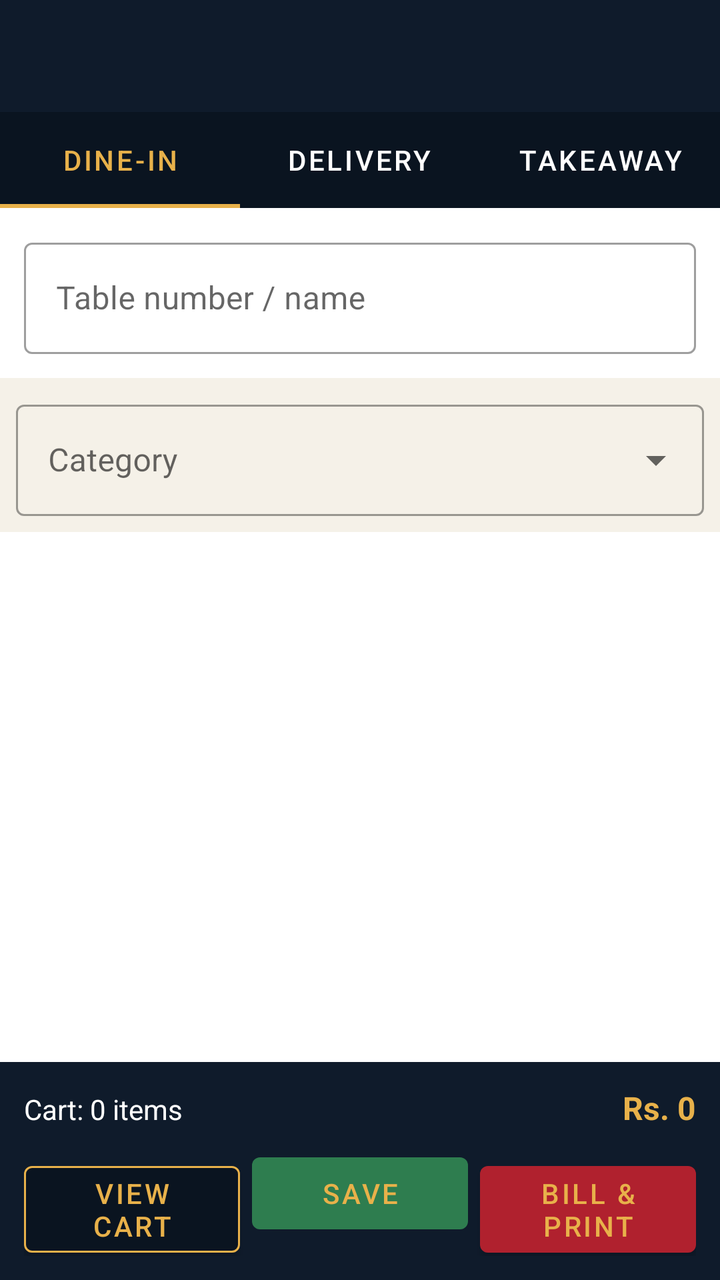
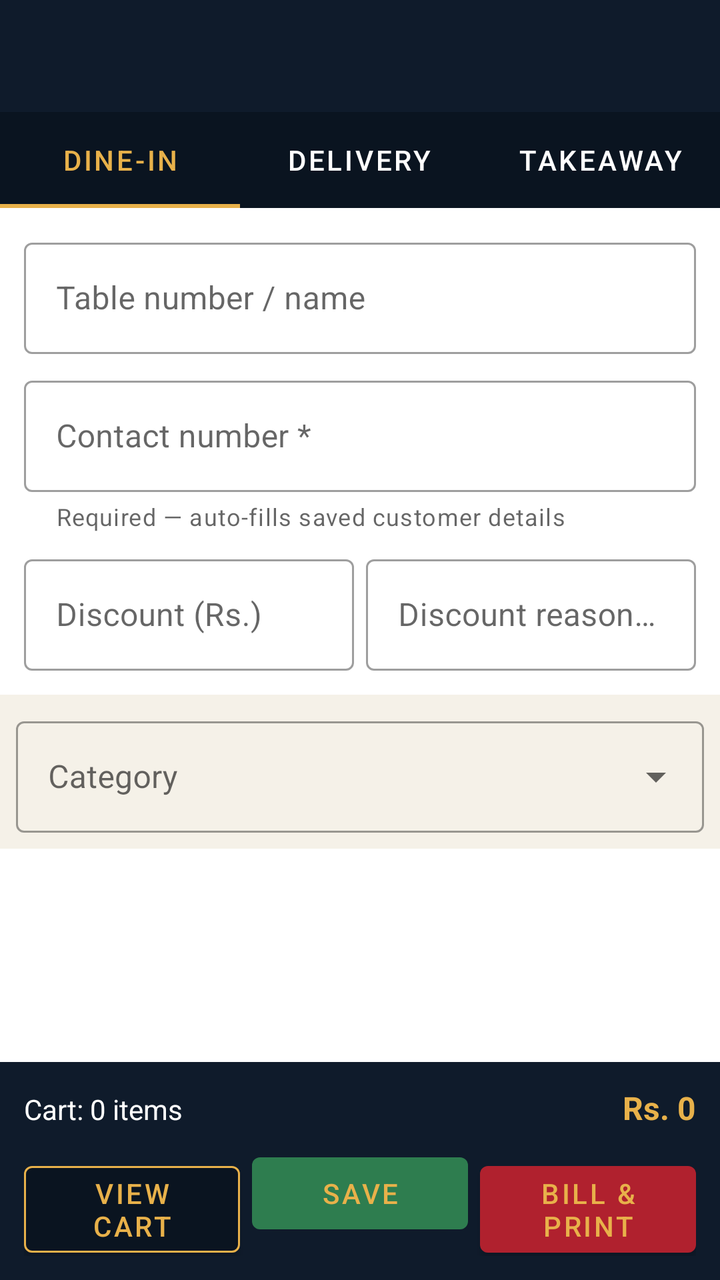

Before-and-after screenshots of an Android layout around one commit, followed by the original layout XML and the change that was made.
<!-- AndroidManifest.xml: application theme Theme.PizzaCafe -->
<!-- res/layout/activity_new_order.xml -->
<?xml version="1.0" encoding="utf-8"?>
<LinearLayout xmlns:android="http://schemas.android.com/apk/res/android"
    xmlns:app="http://schemas.android.com/apk/res-auto"
    android:layout_width="match_parent"
    android:layout_height="match_parent"
    android:orientation="vertical"
    android:background="@color/light_bg">

    <androidx.appcompat.widget.Toolbar
        android:id="@+id/toolbar"
        android:layout_width="match_parent"
        android:layout_height="?attr/actionBarSize"
        android:background="@color/navy"
        android:titleTextColor="@color/gold"
        android:title="New Order"/>

    <com.google.android.material.tabs.TabLayout
        android:id="@+id/tabOrderType"
        android:layout_width="match_parent"
        android:layout_height="wrap_content"
        app:tabBackground="@color/navy_dark"
        app:tabIndicatorColor="@color/gold"
        app:tabSelectedTextColor="@color/gold"
        app:tabTextColor="@color/white">

        <com.google.android.material.tabs.TabItem
            android:layout_width="wrap_content"
            android:layout_height="wrap_content"
            android:text="Dine-in"/>
        <com.google.android.material.tabs.TabItem
            android:layout_width="wrap_content"
            android:layout_height="wrap_content"
            android:text="Delivery"/>
        <com.google.android.material.tabs.TabItem
            android:layout_width="wrap_content"
            android:layout_height="wrap_content"
            android:text="Takeaway"/>
    </com.google.android.material.tabs.TabLayout>

    <LinearLayout
        android:id="@+id/detailsContainer"
        android:layout_width="match_parent"
        android:layout_height="wrap_content"
        android:orientation="vertical"
        android:background="@color/white"
        android:padding="12dp">

        
        <com.google.android.material.textfield.TextInputLayout
            android:id="@+id/layoutTable"
            style="@style/Widget.MaterialComponents.TextInputLayout.OutlinedBox"
            android:layout_width="match_parent"
            android:layout_height="wrap_content"
            android:hint="Table number / name">
            <com.google.android.material.textfield.TextInputEditText
                android:id="@+id/etTable"
                android:layout_width="match_parent"
                android:layout_height="wrap_content"
                android:inputType="text"/>
        </com.google.android.material.textfield.TextInputLayout>

        
        <com.google.android.material.textfield.TextInputLayout
            android:id="@+id/layoutName"
            style="@style/Widget.MaterialComponents.TextInputLayout.OutlinedBox"
            android:layout_width="match_parent"
            android:layout_height="wrap_content"
            android:layout_marginTop="8dp"
            android:hint="Customer name"
            android:visibility="gone">
            <com.google.android.material.textfield.TextInputEditText
                android:id="@+id/etName"
                android:layout_width="match_parent"
                android:layout_height="wrap_content"
                android:inputType="textPersonName"/>
        </com.google.android.material.textfield.TextInputLayout>

        <com.google.android.material.textfield.TextInputLayout
            android:id="@+id/layoutPhone"
            style="@style/Widget.MaterialComponents.TextInputLayout.OutlinedBox"
            android:layout_width="match_parent"
            android:layout_height="wrap_content"
            android:layout_marginTop="8dp"
            android:hint="Contact number"
            android:visibility="gone">
            <com.google.android.material.textfield.TextInputEditText
                android:id="@+id/etPhone"
                android:layout_width="match_parent"
                android:layout_height="wrap_content"
                android:inputType="phone"/>
        </com.google.android.material.textfield.TextInputLayout>

        <com.google.android.material.textfield.TextInputLayout
            android:id="@+id/layoutAddress"
            style="@style/Widget.MaterialComponents.TextInputLayout.OutlinedBox"
            android:layout_width="match_parent"
            android:layout_height="wrap_content"
            android:layout_marginTop="8dp"
            android:hint="Delivery address"
            android:visibility="gone">
            <com.google.android.material.textfield.TextInputEditText
                android:id="@+id/etAddress"
                android:layout_width="match_parent"
                android:layout_height="wrap_content"
                android:inputType="textPostalAddress"/>
        </com.google.android.material.textfield.TextInputLayout>

        <com.google.android.material.textfield.TextInputLayout
            android:id="@+id/layoutZone"
            style="@style/Widget.MaterialComponents.TextInputLayout.OutlinedBox.ExposedDropdownMenu"
            android:layout_width="match_parent"
            android:layout_height="wrap_content"
            android:layout_marginTop="8dp"
            android:hint="Delivery zone / charge"
            android:visibility="gone">
            <AutoCompleteTextView
                android:id="@+id/spZone"
                android:layout_width="match_parent"
                android:layout_height="wrap_content"
                android:inputType="none"/>
        </com.google.android.material.textfield.TextInputLayout>
    </LinearLayout>

    <com.google.android.material.textfield.TextInputLayout
        style="@style/Widget.MaterialComponents.TextInputLayout.OutlinedBox.ExposedDropdownMenu"
        android:layout_width="match_parent"
        android:layout_height="wrap_content"
        android:padding="8dp"
        android:hint="Category">
        <AutoCompleteTextView
            android:id="@+id/spCategory"
            android:layout_width="match_parent"
            android:layout_height="wrap_content"
            android:inputType="none"/>
    </com.google.android.material.textfield.TextInputLayout>

    <androidx.recyclerview.widget.RecyclerView
        android:id="@+id/rvMenu"
        android:layout_width="match_parent"
        android:layout_height="0dp"
        android:layout_weight="1"
        android:background="@color/white"/>

    <LinearLayout
        android:layout_width="match_parent"
        android:layout_height="wrap_content"
        android:orientation="vertical"
        android:background="@color/navy"
        android:padding="12dp">

        <LinearLayout
            android:layout_width="match_parent"
            android:layout_height="wrap_content"
            android:orientation="horizontal">

            <TextView
                android:id="@+id/tvCartSummary"
                android:layout_width="0dp"
                android:layout_height="wrap_content"
                android:layout_weight="1"
                android:textColor="@color/white"
                android:textSize="14sp"
                android:gravity="center_vertical"
                android:text="Cart: 0 items"/>

            <TextView
                android:id="@+id/tvCartTotal"
                android:layout_width="wrap_content"
                android:layout_height="wrap_content"
                android:textColor="@color/gold"
                android:textStyle="bold"
                android:textSize="16sp"
                android:gravity="center_vertical"
                android:text="Rs. 0"/>
        </LinearLayout>

        <LinearLayout
            android:layout_width="match_parent"
            android:layout_height="wrap_content"
            android:orientation="horizontal"
            android:layout_marginTop="8dp">

            <com.google.android.material.button.MaterialButton
                android:id="@+id/btnViewCart"
                android:layout_width="0dp"
                android:layout_height="wrap_content"
                android:layout_weight="1"
                android:layout_marginEnd="6dp"
                android:text="View Cart"
                app:backgroundTint="@color/navy_dark"
                app:strokeColor="@color/gold"
                app:strokeWidth="1dp"/>

            <com.google.android.material.button.MaterialButton
                android:id="@+id/btnSave"
                android:layout_width="0dp"
                android:layout_height="wrap_content"
                android:layout_weight="1"
                android:layout_marginEnd="6dp"
                android:text="Save"
                app:backgroundTint="@color/cafe_green"/>

            <com.google.android.material.button.MaterialButton
                android:id="@+id/btnBill"
                android:layout_width="0dp"
                android:layout_height="wrap_content"
                android:layout_weight="1"
                android:text="Bill &amp; Print"
                app:backgroundTint="@color/cafe_red"/>
        </LinearLayout>
    </LinearLayout>

</LinearLayout>
<!-- resources referenced by this layout -->
<resources>
  <color name="cafe_green">#2E7D4F</color>
  <color name="cafe_red">#B0212E</color>
  <color name="gold">#E8B14A</color>
  <color name="light_bg">#F5F1E8</color>
  <color name="navy">#0F1B2B</color>
  <color name="navy_dark">#0A1420</color>
  <color name="white">#FFFFFF</color>
  <style name="Theme.PizzaCafe" parent="Theme.MaterialComponents.DayNight.NoActionBar">
          <item name="colorPrimary">@color/navy</item>
          <item name="colorPrimaryVariant">@color/navy_dark</item>
          <item name="colorOnPrimary">@color/gold</item>
          <item name="colorSecondary">@color/cafe_red</item>
          <item name="colorSecondaryVariant">@color/cafe_red</item>
          <item name="colorOnSecondary">@color/white</item>
          <item name="android:windowBackground">@color/light_bg</item>
          <item name="android:statusBarColor">@color/navy_dark</item>
      </style>
</resources>

<!-- the commit's change to res/layout/activity_new_order.xml (unified diff, before → after) -->
@@ -75,19 +75,22 @@
                 android:inputType="textPersonName"/>
         </com.google.android.material.textfield.TextInputLayout>
 
+        
         <com.google.android.material.textfield.TextInputLayout
             android:id="@+id/layoutPhone"
             style="@style/Widget.MaterialComponents.TextInputLayout.OutlinedBox"
             android:layout_width="match_parent"
             android:layout_height="wrap_content"
             android:layout_marginTop="8dp"
-            android:hint="Contact number"
-            android:visibility="gone">
+            android:hint="Contact number *"
+            app:helperText="Required — auto-fills saved customer details"
+            app:helperTextEnabled="true">
             <com.google.android.material.textfield.TextInputEditText
                 android:id="@+id/etPhone"
                 android:layout_width="match_parent"
                 android:layout_height="wrap_content"
-                android:inputType="phone"/>
+                android:inputType="phone"
+                android:maxLength="15"/>
         </com.google.android.material.textfield.TextInputLayout>
 
         <com.google.android.material.textfield.TextInputLayout
@@ -119,6 +122,41 @@
                 android:layout_height="wrap_content"
                 android:inputType="none"/>
         </com.google.android.material.textfield.TextInputLayout>
+
+        
+        <LinearLayout
+            android:layout_width="match_parent"
+            android:layout_height="wrap_content"
+            android:orientation="horizontal"
+            android:layout_marginTop="8dp">
+
+            <com.google.android.material.textfield.TextInputLayout
+                style="@style/Widget.MaterialComponents.TextInputLayout.OutlinedBox"
+                android:layout_width="0dp"
+                android:layout_height="wrap_content"
+                android:layout_weight="1"
+                android:layout_marginEnd="6dp"
+                android:hint="Discount (Rs.)">
+                <com.google.android.material.textfield.TextInputEditText
+                    android:id="@+id/etDiscount"
+                    android:layout_width="match_parent"
+                    android:layout_height="wrap_content"
+                    android:inputType="numberDecimal"/>
+            </com.google.android.material.textfield.TextInputLayout>
+
+            <com.google.android.material.textfield.TextInputLayout
+                style="@style/Widget.MaterialComponents.TextInputLayout.OutlinedBox"
+                android:layout_width="0dp"
+                android:layout_height="wrap_content"
+                android:layout_weight="1"
+                android:hint="Discount reason (optional)">
+                <com.google.android.material.textfield.TextInputEditText
+                    android:id="@+id/etDiscountNote"
+                    android:layout_width="match_parent"
+                    android:layout_height="wrap_content"
+                    android:inputType="text"/>
+            </com.google.android.material.textfield.TextInputLayout>
+        </LinearLayout>
     </LinearLayout>
 
     <com.google.android.material.textfield.TextInputLayout
@@ -174,6 +212,16 @@
                 android:text="Rs. 0"/>
         </LinearLayout>
 
+        <TextView
+            android:id="@+id/tvDiscountApplied"
+            android:layout_width="match_parent"
+            android:layout_height="wrap_content"
+            android:textColor="@color/gold_light"
+            android:textSize="12sp"
+            android:gravity="end"
+            android:visibility="gone"
+            android:text="Discount applied: Rs. 0"/>
+
         <LinearLayout
             android:layout_width="match_parent"
             android:layout_height="wrap_content"
<!-- resource entries referenced after the edit -->
@@ -3,6 +3,7 @@
   <color name="cafe_green">#2E7D4F</color>
   <color name="cafe_red">#B0212E</color>
   <color name="gold">#E8B14A</color>
+  <color name="gold_light">#F3D08C</color>
   <color name="light_bg">#F5F1E8</color>
   <color name="navy">#0F1B2B</color>
   <color name="navy_dark">#0A1420</color>
